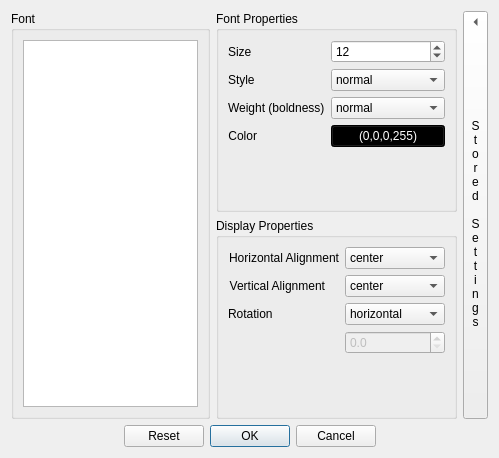
First picture: the form in src/ui/Ui_TextOptionsWidget.ui, repository bbreslauer/PySciPlot, before the edit.
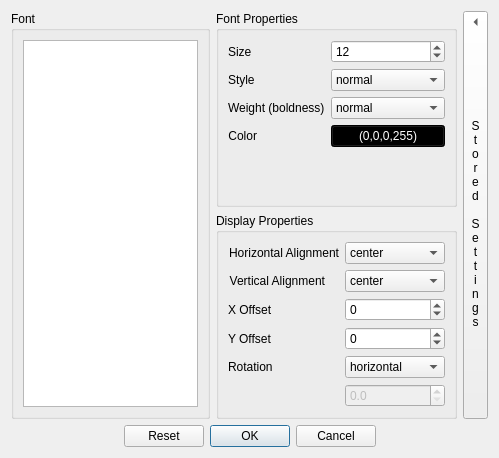
Second picture: the form after the edit. Custom widgets are drawn as their Qt base class.

Commit message: Changed 'Font' naming scheme to 'Text Options', and added in the ability to move text with an x and y offset.

```diff
--- a/src/ui/Ui_TextOptionsWidget.ui
+++ b/src/ui/Ui_TextOptionsWidget.ui
@@ -294,14 +294,14 @@
         </item>
        </widget>
       </item>
-      <item row="2" column="0">
+      <item row="4" column="0">
        <widget class="QLabel" name="label_11">
         <property name="text">
          <string>Rotation</string>
         </property>
        </widget>
       </item>
-      <item row="2" column="1">
+      <item row="4" column="1">
        <widget class="QComboBox" name="rotation">
         <property name="minimumSize">
          <size>
@@ -326,7 +326,7 @@
         </item>
        </widget>
       </item>
-      <item row="3" column="1">
+      <item row="5" column="1">
        <widget class="QDoubleSpinBox" name="rotationCustom">
         <property name="enabled">
          <bool>false</bool>
@@ -339,6 +339,40 @@
         </property>
        </widget>
       </item>
+      <item row="2" column="0">
+       <widget class="QLabel" name="label">
+        <property name="text">
+         <string>X Offset</string>
+        </property>
+       </widget>
+      </item>
+      <item row="3" column="0">
+       <widget class="QLabel" name="label_3">
+        <property name="text">
+         <string>Y Offset</string>
+        </property>
+       </widget>
+      </item>
+      <item row="2" column="1">
+       <widget class="QSpinBox" name="xoffset">
+        <property name="minimum">
+         <number>-10000</number>
+        </property>
+        <property name="maximum">
+         <number>10000</number>
+        </property>
+       </widget>
+      </item>
+      <item row="3" column="1">
+       <widget class="QSpinBox" name="yoffset">
+        <property name="minimum">
+         <number>-10000</number>
+        </property>
+        <property name="maximum">
+         <number>10000</number>
+        </property>
+       </widget>
+      </item>
      </layout>
     </widget>
    </item>
```
The commit also changes 10 other files.
